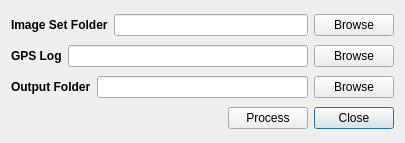
Qt form imagesetprocessor.ui (utat-uav/Software) before a commit.
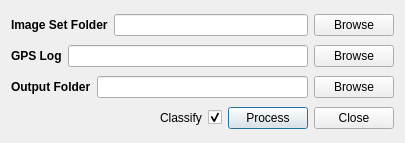
The same form after that commit.

Patch:
```diff
--- a/imagesetprocessor.ui
+++ b/imagesetprocessor.ui
@@ -15,6 +15,23 @@
   </property>
   <layout class="QGridLayout" name="gridLayout">
    <item row="3" column="2">
+    <widget class="QCheckBox" name="aioCheckbox">
+     <property name="text">
+      <string/>
+     </property>
+     <property name="checked">
+      <bool>true</bool>
+     </property>
+    </widget>
+   </item>
+   <item row="3" column="3">
+    <widget class="QPushButton" name="processButton">
+     <property name="text">
+      <string>Process</string>
+     </property>
+    </widget>
+   </item>
+   <item row="3" column="4">
     <widget class="QDialogButtonBox" name="buttonBox">
      <property name="sizePolicy">
       <sizepolicy hsizetype="Fixed" vsizetype="Fixed">
@@ -30,13 +47,6 @@
      </property>
     </widget>
    </item>
-   <item row="3" column="1">
-    <widget class="QPushButton" name="processButton">
-     <property name="text">
-      <string>Process</string>
-     </property>
-    </widget>
-   </item>
    <item row="3" column="0">
     <spacer name="horizontalSpacer">
      <property name="orientation">
@@ -50,7 +60,7 @@
      </property>
     </spacer>
    </item>
-   <item row="2" column="0" colspan="3">
+   <item row="2" column="0" colspan="5">
     <layout class="QHBoxLayout" name="horizontalLayout_2">
      <item>
       <widget class="QLabel" name="label_2">
@@ -77,7 +87,7 @@
      </item>
     </layout>
    </item>
-   <item row="1" column="0" colspan="3">
+   <item row="1" column="0" colspan="5">
     <layout class="QHBoxLayout" name="horizontalLayout_5">
      <item>
       <widget class="QLabel" name="gpsLogLabel">
@@ -104,7 +114,7 @@
      </item>
     </layout>
    </item>
-   <item row="0" column="0" colspan="3">
+   <item row="0" column="0" colspan="5">
     <layout class="QHBoxLayout" name="horizontalLayout">
      <item>
       <widget class="QLabel" name="label">
@@ -131,6 +141,13 @@
      </item>
     </layout>
    </item>
+   <item row="3" column="1">
+    <widget class="QLabel" name="label_3">
+     <property name="text">
+      <string>Classify</string>
+     </property>
+    </widget>
+   </item>
   </layout>
  </widget>
  <resources/>
```
